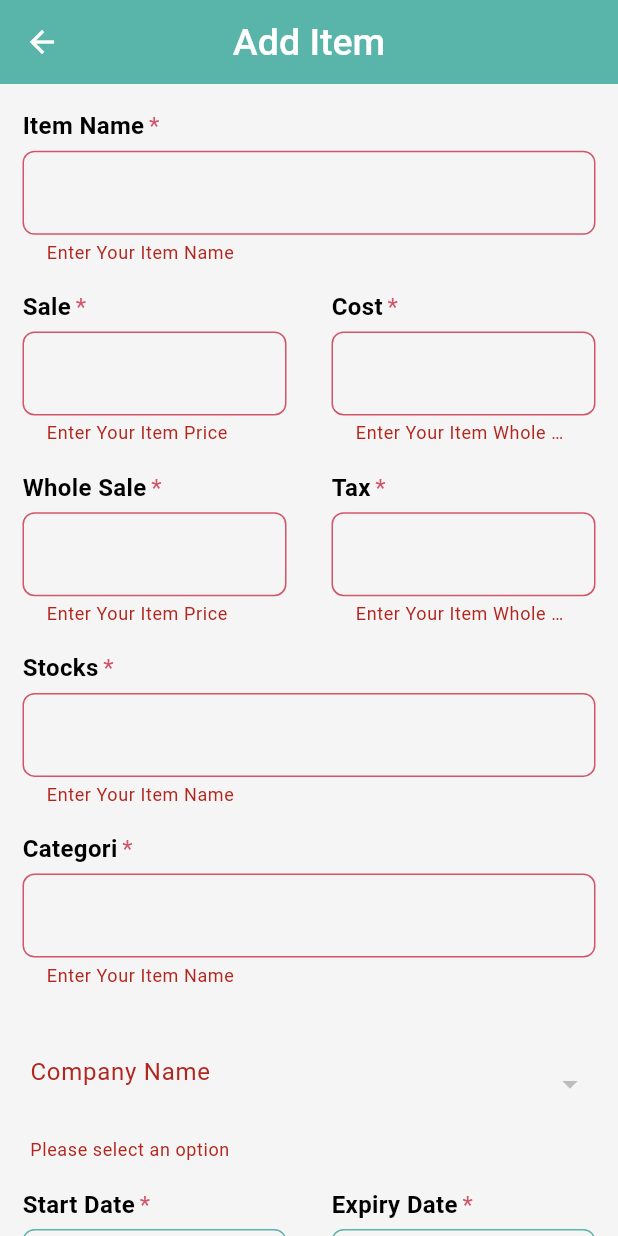
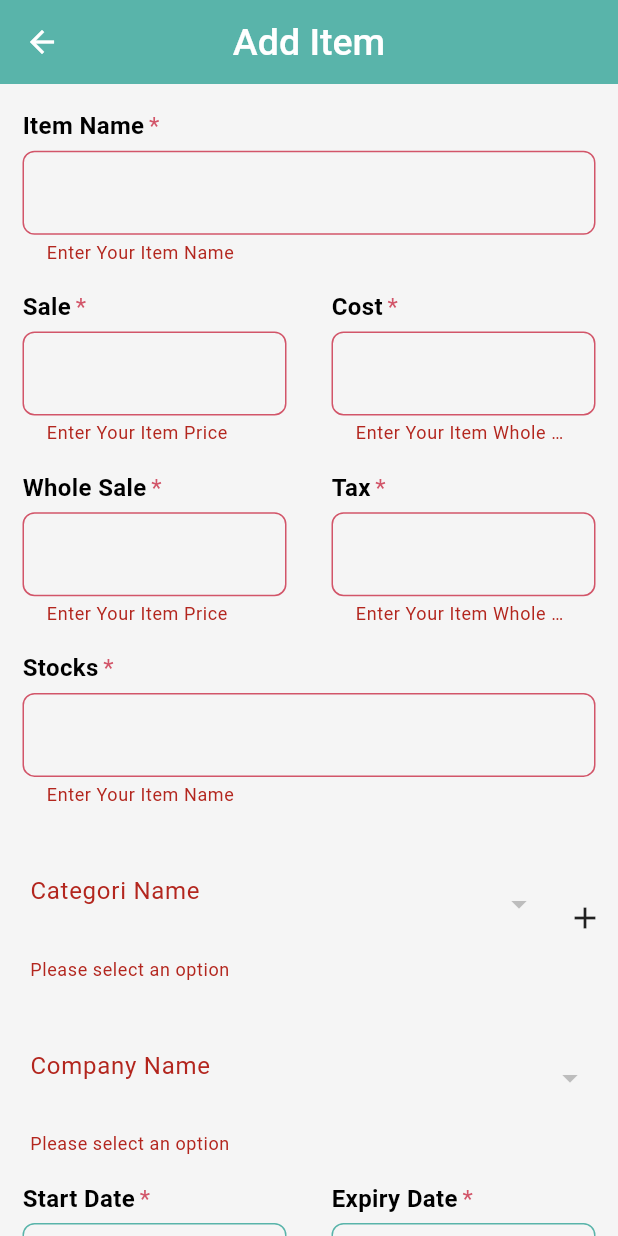
Before and after one commit to Shahabmustafa/Flutter-invoice-app, a Flutter app: the AddItems screen opened by its route, after a tap on "Add Item", on a phone screen of 412 x 824 dp. Run offline on Flutter 3.47's test engine with Material 3 defaults, Android fonts, the light colour scheme and no system bars; our stand-ins replace avatar_glow, cached_network_image, cloud_firestore, firebase_auth, firebase_core, firebase_storage and 9 more; missing offline and left inert: d_chart, dart:ffi, emailjs, flutter_social_media_button; accounts and stored records are empty.

Commit message:
add categori

```diff
--- a/lib/res/app_api/app_api_service.dart
+++ b/lib/res/app_api/app_api_service.dart
@@ -42,4 +42,9 @@ class AppApiService{
       .doc(userId)
       .collection("dashboard")
       .doc(calculation.date());
+
+  static final categori =
+  firestore.collection("users")
+      .doc(userId)
+      .collection("categori");
 }
--- a/lib/view/bottam navigator bar/setting/items/add_item.dart
+++ b/lib/view/bottam navigator bar/setting/items/add_item.dart
@@ -21,8 +21,13 @@ class _AddItemsState extends State<AddItems> {
   final _key = GlobalKey<FormState>();
   DateTime selectedDate = DateTime.now();
   final item = Get.put(ItemController());
+
+
   String? selectedDropdownValue;
   List<String> dropdownItems = [];
+
+  String? selectedDropdownValueCategori;
+  List<String> dropdownItemCategori = [];
 
   Future<List<String>> fetchDropdownDataFromFirebase() async {
     List<String> dropdownItems = [];
@@ -36,19 +41,40 @@ class _AddItemsState extends State<AddItems> {
     }
     return dropdownItems;
   }
+  Future<List<String>> categoriGetDataDropDown() async {
+    List<String> dropdownItems = [];
+    try {
+      QuerySnapshot querySnapshot = await AppApiService.categori.get();
+      if (querySnapshot.docs.isNotEmpty) {
+        dropdownItems = querySnapshot.docs.map((doc) => doc['categori'].toString()).toList();
+      }
+    } catch (e) {
+      print('Error fetching data: $e');
+    }
+    return dropdownItems;
+  }
 
-  Future<void> fetchDataAndSetState() async {
+  Future<void> categoriFetchDataAndSetState() async {
     List<String> data = await fetchDropdownDataFromFirebase();
     setState(() {
       dropdownItems = data;
     });
   }
 
+  Future<void> fetchDataAndSetState() async {
+    List<String> data = await categoriGetDataDropDown();
+    setState(() {
+      dropdownItemCategori = data;
+    });
+  }
+
+  TextEditingController categori = TextEditingController();
 
   @override
   void initState() {
     super.initState();
     fetchDataAndSetState();
+    categoriFetchDataAndSetState();
   }
   Widget build(BuildContext context) {
     final size = MediaQuery.of(context).size;
@@ -142,12 +168,91 @@ class _AddItemsState extends State<AddItems> {
               SizedBox(
                 height: size.height * 0.02,
               ),
-              InvoiceTextField(
-                title: "Categori",
-                controller: item.categori.value,
-                validator: (value){
-                  return value!.isEmpty ? "Enter Your Item Name" : null;
-                },
+              Row(
+                children: [
+                  Expanded(
+                    child: Padding(
+                      padding: const EdgeInsets.symmetric(horizontal: 20),
+                      child: FormField<String>(
+                        builder: (FormFieldState<String> state) {
+                          return InputDecorator(
+                            decoration: InputDecoration(
+                              labelText: 'Categori Name',
+                              errorText: state.errorText,
+                              border: InputBorder.none,
+                            ),
+                            isEmpty: selectedDropdownValueCategori == null || selectedDropdownValueCategori!.isEmpty,
+                            child: DropdownButtonFormField<String>(
+                              value: selectedDropdownValueCategori,
+                              decoration: InputDecoration(
+                                border: InputBorder.none,
+                              ),
+                              items: dropdownItemCategori.map((String value) {
+                                return DropdownMenuItem<String>(
+                                  value: value,
+                                  child: Text(value),
+                                );
+                              }).toList(),
+                              onChanged: (value) {
+                                setState(() {
+                                  selectedDropdownValueCategori = value;
+                                });
+                                state.didChange(value);
+                              },
+                            ),
+                          );
+                        },
+                        validator: (value) {
+                          if (value == null || value.isEmpty) {
+                            return 'Please select an option';
+                          }
+                          return null;
+                        },
+                      ),
+                    ),
+                  ),
+                  Padding(
+                    padding: const EdgeInsets.only(right: 10,top: 15),
+                    child: GestureDetector(
+                      onTap: (){
+                        Get.defaultDialog(
+                          title: "Add Categori",
+                          content: InvoiceTextField(
+                            title: "Categori",
+                            controller: categori,
+                            validator: (value){
+                              return value!.isEmpty ? "Please Fill this Field" : null;
+                            },
+                          ),
+                          confirm: AppButton(
+                            title: "Add",
+                            color: Colors.green,
+                            height: size.height * 0.04,
+                            width: size.width * 0.2,
+                            onTap: (){
+                              AppApiService.categori.add({
+                                "categori" : categori.text,
+                              }).then((value){
+                                categori.clear();
+                                Get.back();
+                              });
+                            },
+                          ),
+                          cancel: AppButton(
+                            title: "Cancel",
+                            color: AppColor.errorColor,
+                            height: size.height * 0.04,
+                            width: size.width * 0.2,
+                            onTap: (){
+                              Get.back();
+                            },
+                          ),
+                        );
+                      },
+                      child: Icon(Icons.add),
+                    ),
+                  ),
+                ],
               ),
               SizedBox(
                 height: size.height * 0.02,
```
